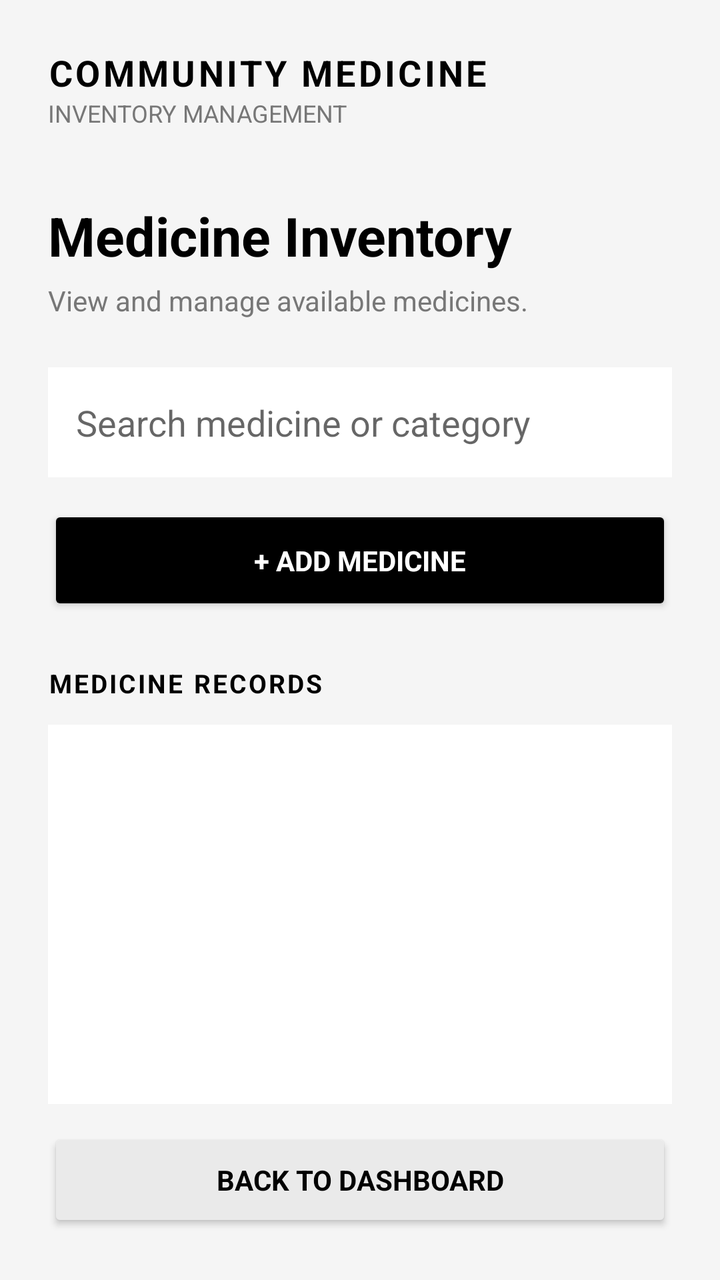
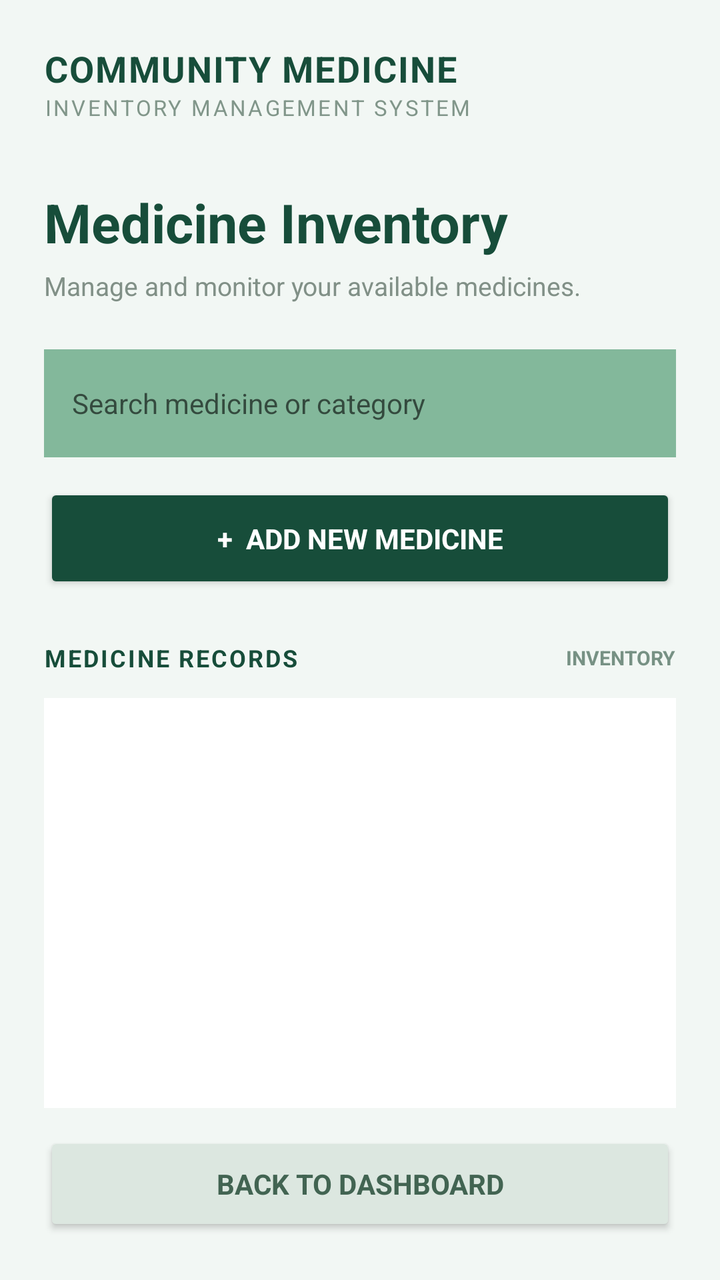

Two renders of the same Android screen: before a commit and after it. Below are the layout's source before the change and the commit's diff.
<!-- AndroidManifest.xml: application theme AppTheme -->
<!-- res/layout/activity_inventory.xml -->
<?xml version="1.0" encoding="utf-8"?>
<LinearLayout xmlns:android="http://schemas.android.com/apk/res/android"
    android:layout_width="match_parent"
    android:layout_height="match_parent"
    android:orientation="vertical"
    android:background="#F5F5F5"
    android:padding="24dp">

    <TextView
        android:layout_width="match_parent"
        android:layout_height="wrap_content"
        android:text="COMMUNITY MEDICINE"
        android:textColor="#000000"
        android:textSize="18sp"
        android:textStyle="bold"
        android:letterSpacing="0.08" />

    <TextView
        android:layout_width="match_parent"
        android:layout_height="wrap_content"
        android:text="INVENTORY MANAGEMENT"
        android:textColor="#777777"
        android:textSize="12sp" />

    <TextView
        android:layout_width="match_parent"
        android:layout_height="wrap_content"
        android:layout_marginTop="35dp"
        android:text="Medicine Inventory"
        android:textColor="#000000"
        android:textSize="27sp"
        android:textStyle="bold" />

    <TextView
        android:layout_width="match_parent"
        android:layout_height="wrap_content"
        android:layout_marginTop="5dp"
        android:text="View and manage available medicines."
        android:textColor="#777777"
        android:textSize="14sp" />

    <EditText
        android:id="@+id/searchInput"
        android:layout_width="match_parent"
        android:layout_height="55dp"
        android:layout_marginTop="24dp"
        android:background="#FFFFFF"
        android:hint="Search medicine or category"
        android:inputType="text"
        android:padding="14dp"
        android:textColor="#000000" />

    <Button
        android:id="@+id/addMedicineButton"
        android:layout_width="match_parent"
        android:layout_height="55dp"
        android:layout_marginTop="14dp"
        android:backgroundTint="#000000"
        android:text="+ ADD MEDICINE"
        android:textColor="#FFFFFF"
        android:textStyle="bold" />

    <TextView
        android:layout_width="match_parent"
        android:layout_height="wrap_content"
        android:layout_marginTop="25dp"
        android:text="MEDICINE RECORDS"
        android:textColor="#000000"
        android:textSize="13sp"
        android:textStyle="bold"
        android:letterSpacing="0.08" />

    <androidx.recyclerview.widget.RecyclerView
        android:id="@+id/medicineRecyclerView"
        android:layout_width="match_parent"
        android:layout_height="0dp"
        android:layout_weight="1"
        android:layout_marginTop="12dp"
        android:background="#FFFFFF"
        android:padding="8dp" />

    <Button
        android:id="@+id/backButton"
        android:layout_width="match_parent"
        android:layout_height="52dp"
        android:layout_marginTop="12dp"
        android:backgroundTint="#EAEAEA"
        android:text="BACK TO DASHBOARD"
        android:textColor="#000000"
        android:textStyle="bold" />

</LinearLayout>
<!-- resources referenced by this layout -->
<resources>
  <style name="AppTheme" parent="Theme.AppCompat.Light.NoActionBar">
  
          <item name="android:fontFamily">sans-serif</item>
          <item name="android:colorAccent">#000000</item>
          <item name="android:windowLightStatusBar">true</item>
          <item name="android:statusBarColor">#FFFFFF</item>
          <item name="android:navigationBarColor">#FFFFFF</item>
      </style>
</resources>

<!-- the commit's change to res/layout/activity_inventory.xml (unified diff, before → after) -->
@@ -3,31 +3,32 @@
     android:layout_width="match_parent"
     android:layout_height="match_parent"
     android:orientation="vertical"
-    android:background="#F5F5F5"
-    android:padding="24dp">
+    android:background="#F2F7F4"
+    android:padding="22dp">
 
     <TextView
         android:layout_width="match_parent"
         android:layout_height="wrap_content"
         android:text="COMMUNITY MEDICINE"
-        android:textColor="#000000"
+        android:textColor="#174D3A"
         android:textSize="18sp"
         android:textStyle="bold"
-        android:letterSpacing="0.08" />
+        android:letterSpacing="0.04" />
 
     <TextView
         android:layout_width="match_parent"
         android:layout_height="wrap_content"
-        android:text="INVENTORY MANAGEMENT"
-        android:textColor="#777777"
-        android:textSize="12sp" />
+        android:text="INVENTORY MANAGEMENT SYSTEM"
+        android:textColor="#81968A"
+        android:textSize="11sp"
+        android:letterSpacing="0.10" />
 
     <TextView
         android:layout_width="match_parent"
         android:layout_height="wrap_content"
-        android:layout_marginTop="35dp"
+        android:layout_marginTop="32dp"
         android:text="Medicine Inventory"
-        android:textColor="#000000"
+        android:textColor="#174D3A"
         android:textSize="27sp"
         android:textStyle="bold" />
 
@@ -35,40 +36,59 @@
         android:layout_width="match_parent"
         android:layout_height="wrap_content"
         android:layout_marginTop="5dp"
-        android:text="View and manage available medicines."
-        android:textColor="#777777"
-        android:textSize="14sp" />
+        android:text="Manage and monitor your available medicines."
+        android:textColor="#819087"
+        android:textSize="13sp" />
 
     <EditText
         android:id="@+id/searchInput"
         android:layout_width="match_parent"
-        android:layout_height="55dp"
-        android:layout_marginTop="24dp"
+        android:layout_height="54dp"
+        android:layout_marginTop="23dp"
         android:background="#FFFFFF"
+        android:backgroundTint="#83B89B"
         android:hint="Search medicine or category"
         android:inputType="text"
         android:padding="14dp"
-        android:textColor="#000000" />
+        android:textColor="#174D3A"
+        android:textSize="14sp" />
 
     <Button
         android:id="@+id/addMedicineButton"
         android:layout_width="match_parent"
         android:layout_height="55dp"
-        android:layout_marginTop="14dp"
-        android:backgroundTint="#000000"
-        android:text="+ ADD MEDICINE"
+        android:layout_marginTop="13dp"
+        android:backgroundTint="#174D3A"
+        android:text="+  ADD NEW MEDICINE"
         android:textColor="#FFFFFF"
         android:textStyle="bold" />
 
-    <TextView
+    <LinearLayout
         android:layout_width="match_parent"
         android:layout_height="wrap_content"
-        android:layout_marginTop="25dp"
-        android:text="MEDICINE RECORDS"
-        android:textColor="#000000"
-        android:textSize="13sp"
-        android:textStyle="bold"
-        android:letterSpacing="0.08" />
+        android:layout_marginTop="24dp"
+        android:orientation="horizontal"
+        android:gravity="center_vertical">
+
+        <TextView
+            android:layout_width="0dp"
+            android:layout_height="wrap_content"
+            android:layout_weight="1"
+            android:text="MEDICINE RECORDS"
+            android:textColor="#174D3A"
+            android:textSize="12sp"
+            android:textStyle="bold"
+            android:letterSpacing="0.08" />
+
+        <TextView
+            android:layout_width="wrap_content"
+            android:layout_height="wrap_content"
+            android:text="INVENTORY"
+            android:textColor="#779184"
+            android:textSize="10sp"
+            android:textStyle="bold" />
+
+    </LinearLayout>
 
     <androidx.recyclerview.widget.RecyclerView
         android:id="@+id/medicineRecyclerView"
@@ -77,16 +97,17 @@
         android:layout_weight="1"
         android:layout_marginTop="12dp"
         android:background="#FFFFFF"
-        android:padding="8dp" />
+        android:padding="10dp"
+        android:clipToPadding="false" />
 
     <Button
         android:id="@+id/backButton"
         android:layout_width="match_parent"
         android:layout_height="52dp"
         android:layout_marginTop="12dp"
-        android:backgroundTint="#EAEAEA"
+        android:backgroundTint="#DCE7E0"
         android:text="BACK TO DASHBOARD"
-        android:textColor="#000000"
+        android:textColor="#426452"
         android:textStyle="bold" />
 
 </LinearLayout>
